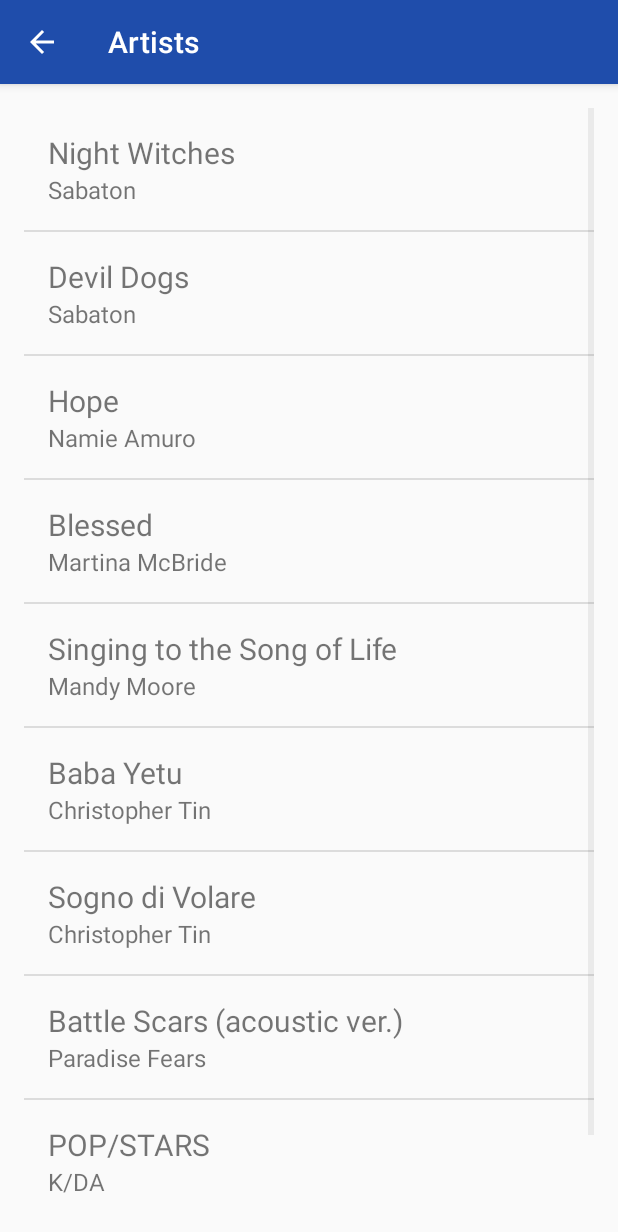
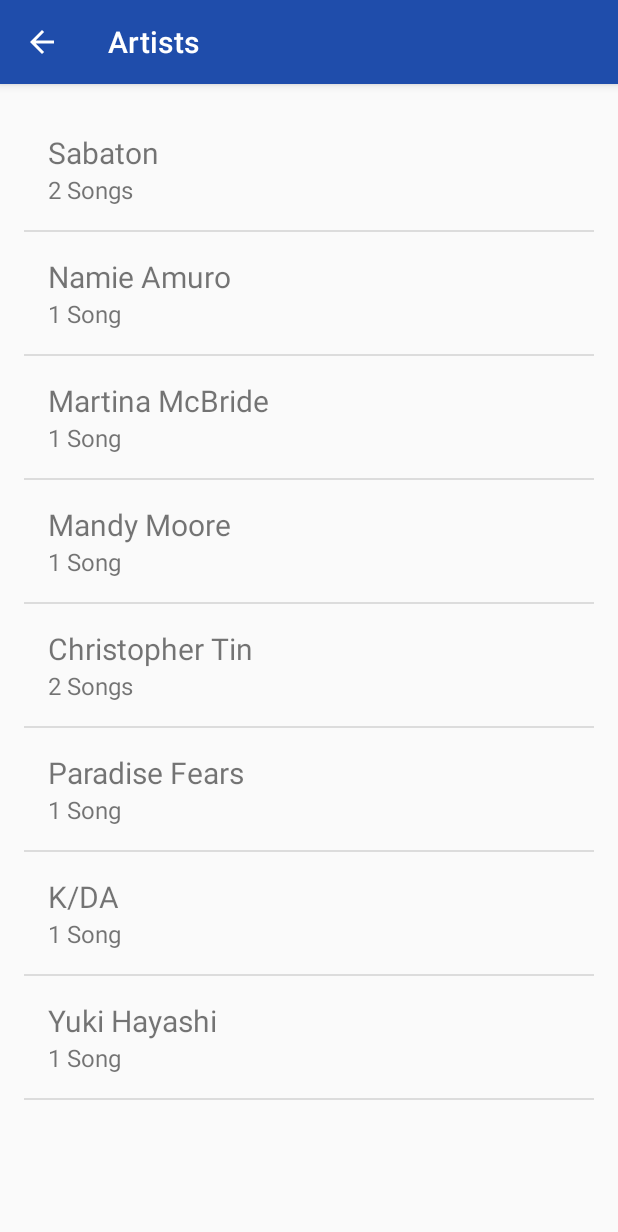
Before and after one commit to NairArjunWD/symphonia, an Android app: the ArtistsActivity screen opened directly, with no data from a screen before it, on a phone screen of 412 x 824 dp. Shown: the top 1232 px of the screen. Run offline under Robolectric (Android 15) with nearby library versions, the phone set to English and light mode, and no system bars.

Commit message:
Change style and Complete ArtistActivity
Change layout style to have all the buttons under the same color and transparency. Includea 1dp bottom margin space under eacht o create a divider.

Complete the ArtistActivity java file.

```diff
--- a/app/src/main/java/com/example/symphonia/ArtistsActivity.java
+++ b/app/src/main/java/com/example/symphonia/ArtistsActivity.java
@@ -19,16 +19,14 @@ public class ArtistsActivity extends  AppCompatActivity{
         ArrayList<Song> songs = new ArrayList<Song>();
 
 //        words.add("one");
-        songs.add(new Song("Night Witches", "Sabaton"));
-        songs.add(new Song("Devil Dogs", "Sabaton"));
-        songs.add(new Song("Hope", "Namie Amuro"));
-        songs.add(new Song("Blessed", "Martina McBride"));
-        songs.add(new Song("Singing to the Song of Life", "Mandy Moore"));
-        songs.add(new Song("Baba Yetu", "Christopher Tin"));
-        songs.add(new Song("Sogno di Volare", "Christopher Tin"));
-        songs.add(new Song("Battle Scars (acoustic ver.)", "Paradise Fears"));
-        songs.add(new Song( "POP/STARS", "K/DA"));
-        songs.add(new Song("You Say Run", "Yuki Hayashi"));
+        songs.add(new Song("Sabaton", "2 Songs"));
+        songs.add(new Song("Namie Amuro", "1 Song"));
+        songs.add(new Song("Martina McBride", "1 Song"));
+        songs.add(new Song("Mandy Moore", "1 Song"));
+        songs.add(new Song("Christopher Tin", "2 Songs"));
+        songs.add(new Song("Paradise Fears", "1 Song"));
+        songs.add(new Song( "K/DA", "1 Song"));
+        songs.add(new Song("Yuki Hayashi", "1 Song"));
 
         SongAdapter adapter = new SongAdapter(this, songs);
 
--- a/app/src/main/res/layout/activity_main.xml
+++ b/app/src/main/res/layout/activity_main.xml
@@ -14,6 +14,7 @@
         android:background="@color/category_songs"
         android:layout_width="match_parent"
         android:layout_height="wrap_content"
+        android:layout_marginBottom="1dp"
         android:text="Songs" />
 
     <TextView
@@ -22,6 +23,7 @@
         android:background="@color/category_artists"
         android:layout_width="match_parent"
         android:layout_height="wrap_content"
+        android:layout_marginBottom="1dp"
         android:text="Artists" />
 
     <TextView
@@ -30,6 +32,7 @@
         android:background="@color/category_albums"
         android:layout_width="match_parent"
         android:layout_height="wrap_content"
+        android:layout_marginBottom="1dp"
         android:text="Albums" />
 
     <TextView
@@ -38,6 +41,7 @@
         android:background="@color/category_playlists"
         android:layout_width="match_parent"
         android:layout_height="wrap_content"
+        android:layout_marginBottom="1dp"
         android:text="Playlists" />
 
     <TextView
@@ -46,6 +50,7 @@
         android:background="@color/category_shuffle"
         android:layout_width="match_parent"
         android:layout_height="wrap_content"
+        android:layout_marginBottom="1dp"
         android:text="Shuffle All" />
 
     <LinearLayout
```
Also changed, not shown: app/src/main/res/values/colors.xml (+4 -4 lines).
